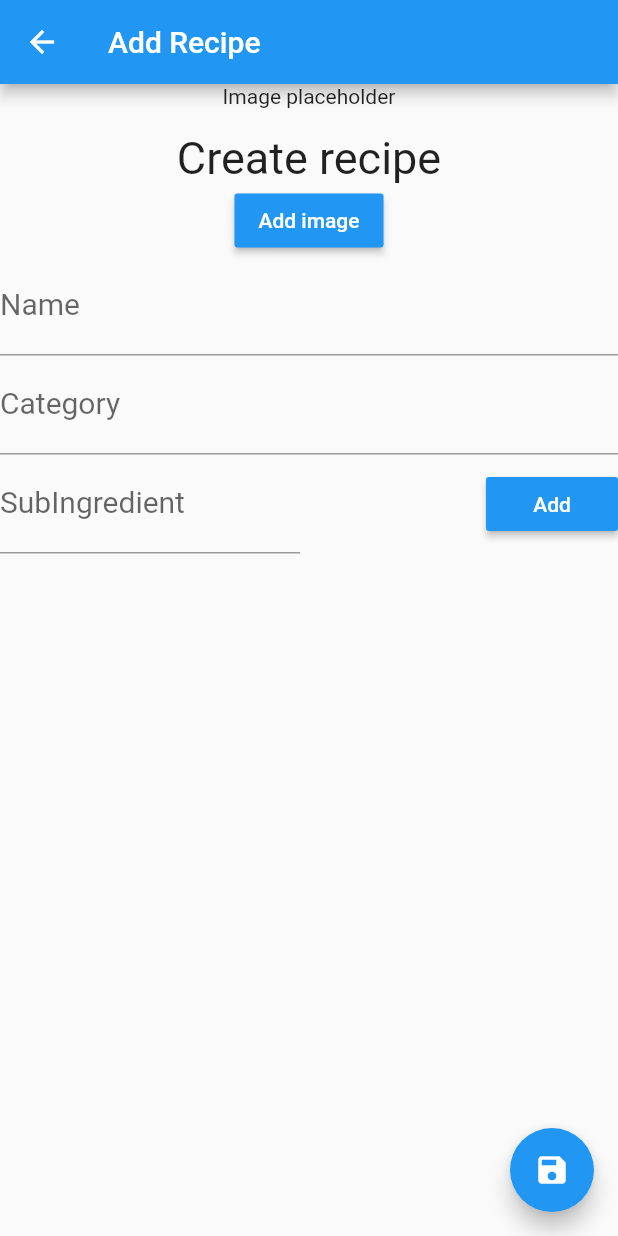
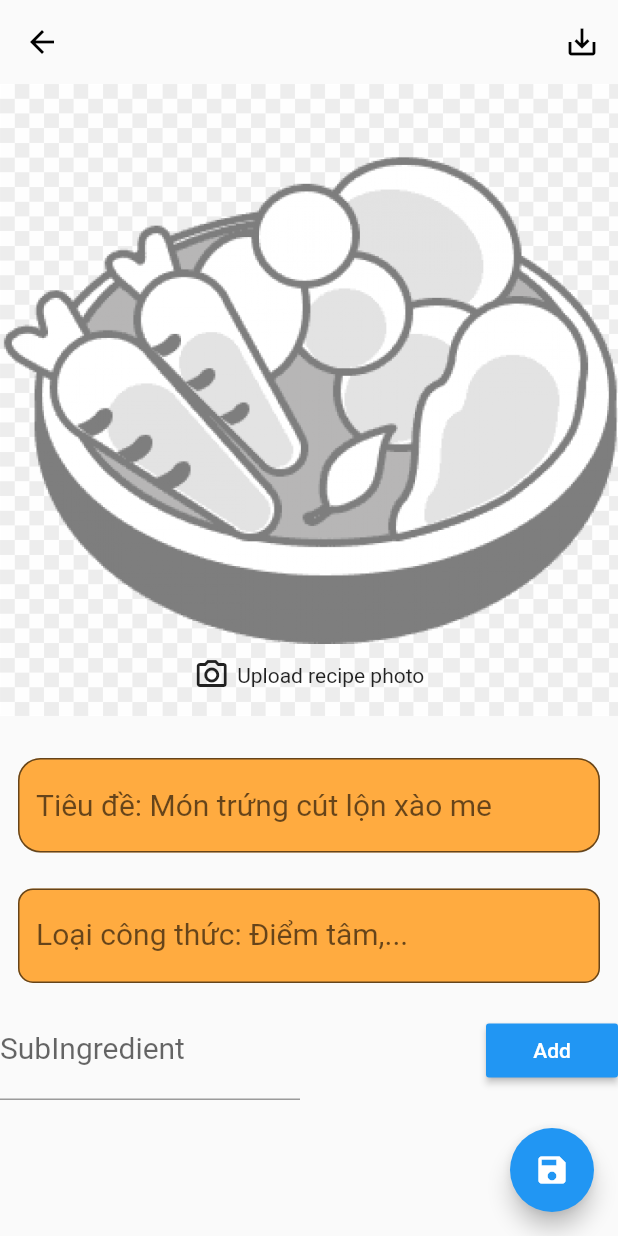
Before and after one commit to duchuongnguyen/cooking_master, a Flutter app: the RecipeFormScreen screen opened directly, on a phone screen of 412 x 824 dp. Run offline on Flutter 3.47's test engine with Material 2 defaults, Android fonts, the phone set to English and light mode, and no system bars; our stand-ins replace cloud_firestore, firebase_auth, firebase_core, firebase_storage, font_awesome_flutter, google_fonts and 3 more; missing offline and left inert: flutter_login_facebook; accounts and stored records are empty; generated files the repository leaves out were written again.

Commit message:
update ui add recipe

```diff
--- a/lib/screens/recipe_form_screen.dart
+++ b/lib/screens/recipe_form_screen.dart
@@ -1,8 +1,11 @@
 import 'dart:io';
 
+import 'package:cooking_master/constants/color_constant.dart';
 import 'package:cooking_master/models/recipe_model.dart';
 import 'package:cooking_master/notifier/recipe_notifier.dart';
 import 'package:cooking_master/services/recipe.dart';
+import 'package:cooking_master/widgets/CustomBackButton.dart';
+import 'package:cooking_master/widgets/appbar.dart';
 import 'package:flutter/cupertino.dart';
 import 'package:flutter/material.dart';
 import 'package:flutter/services.dart';
@@ -46,30 +49,82 @@ class _RecipeFormScreenState extends State<RecipeFormScreen> {
 
   Widget _showImage() {
     if (_imageFile == null && _imageUrl == null) {
-      return Text('Image placeholder');
+      return GestureDetector(
+        onTap: () {
+          _getLocalImage();
+        },
+        child: Container(
+          width: MediaQuery.of(context).size.width,
+          child: Stack(
+            children: [
+              Image.asset('assets/images/food-placeholder.png'),
+              Positioned.fill(
+                bottom: 15,
+                child: _imageFile == null && _imageUrl == null
+                    ? Align(
+                        alignment: Alignment.bottomCenter,
+                        child: Row(
+                          mainAxisAlignment: MainAxisAlignment.center,
+                          children: [
+                            Icon(Icons.camera_alt_outlined),
+                            SizedBox(
+                              width: 5,
+                            ),
+                            Text("Upload recipe photo")
+                          ],
+                        ),
+                      )
+                    : SizedBox(height: 0),
+              ),
+            ],
+          ),
+        ),
+      );
     } else if (_imageFile != null) {
       print('showing image from local file');
       return Stack(
-        alignment: AlignmentDirectional.bottomCenter,
         children: <Widget>[
           Image.file(
             File(_imageFile.path),
-            fit: BoxFit.cover,
+            fit: BoxFit.fitWidth,
             height: 250,
           ),
-          FlatButton(
-            padding: EdgeInsets.all(16),
-            color: Colors.black54,
-            onPressed: () => _getLocalImage(),
-            child: Text(
-              'Change Image',
-              style: TextStyle(
-                color: Colors.white,
-                fontSize: 22,
-                fontWeight: FontWeight.w400,
+          Positioned(
+              bottom: 10,
+              right: 10,
+              child: Container(
+                padding: EdgeInsets.all(5),
+                decoration: BoxDecoration(
+                    color: Colors.black.withOpacity(0.7),
+                    borderRadius: BorderRadius.circular(10),
+                    border: Border.all(color: Colors.white)),
+                width: 100,
+                height: 40,
+                child: Row(
+                  children: [
+                    GestureDetector(
+                      onTap: () => _getLocalImage(),
+                      child: Container(
+                        child: Row(
+                          children: [
+                            Icon(Icons.camera_alt_outlined,
+                                color: Colors.white),
+                            Text(
+                              "Edit",
+                              style: TextStyle(color: Colors.white),
+                            ),
+                          ],
                         ),
                       ),
                     ),
+                    VerticalDivider(
+                      thickness: 0.4,
+                      color: Colors.white,
+                    ),
+                    Icon(Icons.delete_outlined, color: Colors.white),
+                  ],
+                ),
+              )),
         ],
       );
     } else if (_imageUrl != null) {
@@ -115,8 +170,19 @@ class _RecipeFormScreenState extends State<RecipeFormScreen> {
   }
 
   Widget _buildNameField() {
-    return TextFormField(
-      decoration: InputDecoration(labelText: 'Name'),
+    return Container(
+      margin: EdgeInsets.all(12),
+      child: TextFormField(
+        decoration: InputDecoration(
+          hintText: 'Tiêu đề: Món trứng cút lộn xào me',
+          fillColor: Colors.orangeAccent,
+          filled: true,
+          border: OutlineInputBorder(
+            borderRadius: const BorderRadius.all(
+              const Radius.circular(15.0),
+            ),
+          ),
+        ),
         initialValue: _currentRecipe.name,
         keyboardType: TextInputType.text,
         style: TextStyle(fontSize: 20),
@@ -134,12 +200,24 @@ class _RecipeFormScreenState extends State<RecipeFormScreen> {
         onSaved: (String value) {
           _currentRecipe.name = value;
         },
+      ),
     );
   }
 
   Widget _buildCategoryField() {
-    return TextFormField(
-      decoration: InputDecoration(labelText: 'Category'),
+    return Container(
+      margin: EdgeInsets.all(12),
+      child: TextFormField(
+        decoration: InputDecoration(
+          labelText: 'Loại công thức: Điểm tâm,...',
+          fillColor: Colors.orangeAccent,
+          filled: true,
+          border: OutlineInputBorder(
+            borderRadius: const BorderRadius.all(
+              const Radius.circular(10.0),
+            ),
+          ),
+        ),
         initialValue: _currentRecipe.category,
         keyboardType: TextInputType.text,
         style: TextStyle(fontSize: 20),
@@ -147,7 +225,6 @@ class _RecipeFormScreenState extends State<RecipeFormScreen> {
           if (value.isEmpty) {
             return 'Category is required';
           }
-
           if (value.length < 3 || value.length > 20) {
             return 'Category must be more than 3 and less than 20';
           }
@@ -157,6 +234,7 @@ class _RecipeFormScreenState extends State<RecipeFormScreen> {
         onSaved: (String value) {
           _currentRecipe.category = value;
         },
+      ),
     );
   }
 
@@ -202,8 +280,22 @@ class _RecipeFormScreenState extends State<RecipeFormScreen> {
   @override
   Widget build(BuildContext context) {
     return Scaffold(
-      appBar: AppBar(
-        title: Text('Add Recipe'),
+      appBar: buildAppBar(
+        context,
+        title: '',
+        leading: CustomBackButton(tapEvent: () {
+          Navigator.pop(context);
+        }),
+        actions: [
+          IconButton(
+              icon: Icon(
+                Icons.save_alt_outlined,
+                color: Colors.black,
+              ),
+              onPressed: () {
+                _saveRecipe(context);
+              })
+        ],
       ),
       body: SingleChildScrollView(
         child: Form(
@@ -212,22 +304,22 @@ class _RecipeFormScreenState extends State<RecipeFormScreen> {
             children: <Widget>[
               _showImage(),
               SizedBox(height: 16),
-              Text(
-                widget.isUpdating ? 'Edit recipe' : 'Create recipe',
-                textAlign: TextAlign.center,
-                style: TextStyle(fontSize: 30),
-              ),
-              _imageFile == null && _imageUrl == null
-                  ? ButtonTheme(
-                      child: RaisedButton(
-                        onPressed: () => _getLocalImage(),
-                        child: Text(
-                          'Add image',
-                          style: TextStyle(color: Colors.white),
-                        ),
-                      ),
-                    )
-                  : SizedBox(height: 0),
+              // Text(
+              //   widget.isUpdating ? 'Edit recipe' :  'Create recipe',
+              //   textAlign: TextAlign.center,
+              //   style: TextStyle(fontSize: 30),
+              // ),
+              // _imageFile == null && _imageUrl == null
+              //     ? ButtonTheme(
+              //         child: RaisedButton(
+              //           onPressed: () => _getLocalImage(),
+              //           child: Text(
+              //             'Add image',
+              //             style: TextStyle(color: Colors.white),
+              //           ),
+              //         ),
+              //       )
+              //     : SizedBox(height: 0),
               _buildNameField(),
               _buildCategoryField(),
               // _buildYieldsField(),
@@ -288,3 +380,12 @@ class _RecipeFormScreenState extends State<RecipeFormScreen> {
     );
   }
 }
+
+class addRecipe extends StatelessWidget {
+  @override
+  Widget build(BuildContext context) {
+    return SingleChildScrollView(
+      child: Column(children: []),
+    );
+  }
+}
```
Also changed, not shown: assets/images/food-placeholder.png (added). Lines whose indentation alone changed are shown as unchanged.
